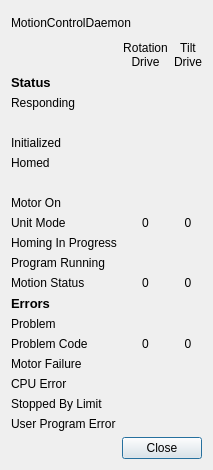
Qt form src/hcrgui/MotionControlDetails.ui (NCAR/HCR_instrument) before a commit.
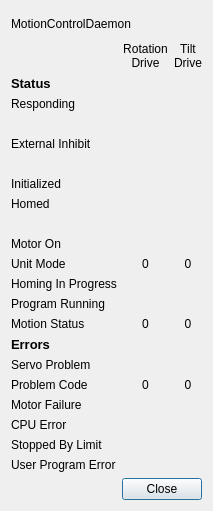
The same form after that commit. Icons and pictures are not drawn.

Commit message: Add monitoring of drive inhibit state to MotionControl.

The edit to the form file:
```diff
--- a/src/hcrgui/MotionControlDetails.ui
+++ b/src/hcrgui/MotionControlDetails.ui
@@ -7,7 +7,7 @@
     <x>0</x>
     <y>0</y>
     <width>211</width>
-    <height>470</height>
+    <height>511</height>
    </rect>
   </property>
   <property name="windowTitle">
@@ -102,14 +102,14 @@
         </property>
        </widget>
       </item>
-      <item row="4" column="0">
+      <item row="6" column="0">
        <widget class="QLabel" name="initializedLabel">
         <property name="text">
          <string>Initialized</string>
         </property>
        </widget>
       </item>
-      <item row="4" column="1">
+      <item row="6" column="1">
        <widget class="QLabel" name="rotMotorInitializedIcon">
         <property name="text">
          <string/>
@@ -122,7 +122,7 @@
         </property>
        </widget>
       </item>
-      <item row="4" column="2">
+      <item row="6" column="2">
        <widget class="QLabel" name="tiltMotorInitializedIcon">
         <property name="text">
          <string/>
@@ -135,14 +135,14 @@
         </property>
        </widget>
       </item>
-      <item row="5" column="0">
+      <item row="7" column="0">
        <widget class="QLabel" name="homedLabel">
         <property name="text">
          <string>Homed</string>
         </property>
        </widget>
       </item>
-      <item row="5" column="1">
+      <item row="7" column="1">
        <widget class="QLabel" name="rotMotorHomedIcon">
         <property name="text">
          <string/>
@@ -155,7 +155,7 @@
         </property>
        </widget>
       </item>
-      <item row="5" column="2">
+      <item row="7" column="2">
        <widget class="QLabel" name="tiltMotorHomedIcon">
         <property name="text">
          <string/>
@@ -168,21 +168,21 @@
         </property>
        </widget>
       </item>
-      <item row="6" column="0">
-       <widget class="QLabel" name="blankLabel2">
+      <item row="8" column="0">
+       <widget class="QLabel" name="blankLabel3">
         <property name="text">
          <string/>
         </property>
        </widget>
       </item>
-      <item row="7" column="0">
+      <item row="9" column="0">
        <widget class="QLabel" name="motorOnlabel">
         <property name="text">
          <string>Motor On</string>
         </property>
        </widget>
       </item>
-      <item row="7" column="1">
+      <item row="9" column="1">
        <widget class="QLabel" name="rotMotorOnIcon">
         <property name="text">
          <string/>
@@ -195,7 +195,7 @@
         </property>
        </widget>
       </item>
-      <item row="7" column="2">
+      <item row="9" column="2">
        <widget class="QLabel" name="tiltMotorOnIcon">
         <property name="text">
          <string/>
@@ -208,14 +208,14 @@
         </property>
        </widget>
       </item>
-      <item row="8" column="0">
+      <item row="10" column="0">
        <widget class="QLabel" name="unitModeLabel">
         <property name="text">
          <string>Unit Mode</string>
         </property>
        </widget>
       </item>
-      <item row="8" column="1">
+      <item row="10" column="1">
        <widget class="QLabel" name="rotUnitModeLabel">
         <property name="text">
          <string>0</string>
@@ -225,7 +225,7 @@
         </property>
        </widget>
       </item>
-      <item row="8" column="2">
+      <item row="10" column="2">
        <widget class="QLabel" name="tiltUnitModeLabel">
         <property name="text">
          <string>0</string>
@@ -235,14 +235,14 @@
         </property>
        </widget>
       </item>
-      <item row="9" column="0">
+      <item row="11" column="0">
        <widget class="QLabel" name="homingInProgressLabel">
         <property name="text">
          <string>Homing In Progress</string>
         </property>
        </widget>
       </item>
-      <item row="9" column="1">
+      <item row="11" column="1">
        <widget class="QLabel" name="rotMotorHomingIcon">
         <property name="text">
          <string/>
@@ -255,7 +255,7 @@
         </property>
        </widget>
       </item>
-      <item row="9" column="2">
+      <item row="11" column="2">
        <widget class="QLabel" name="tiltMotorHomingIcon">
         <property name="text">
          <string/>
@@ -268,14 +268,14 @@
         </property>
        </widget>
       </item>
-      <item row="10" column="0">
+      <item row="12" column="0">
        <widget class="QLabel" name="programRunningLabel">
         <property name="text">
          <string>Program Running</string>
         </property>
        </widget>
       </item>
-      <item row="10" column="1">
+      <item row="12" column="1">
        <widget class="QLabel" name="rotProgramRunningIcon">
         <property name="text">
          <string/>
@@ -288,7 +288,7 @@
         </property>
        </widget>
       </item>
-      <item row="10" column="2">
+      <item row="12" column="2">
        <widget class="QLabel" name="tiltProgramRunningIcon">
         <property name="text">
          <string/>
@@ -301,14 +301,14 @@
         </property>
        </widget>
       </item>
-      <item row="11" column="0">
+      <item row="13" column="0">
        <widget class="QLabel" name="motionStatusLabel">
         <property name="text">
          <string>Motion Status</string>
         </property>
        </widget>
       </item>
-      <item row="11" column="1">
+      <item row="13" column="1">
        <widget class="QLabel" name="rotMotionStatusLabel">
         <property name="text">
          <string>0</string>
@@ -318,7 +318,7 @@
         </property>
        </widget>
       </item>
-      <item row="11" column="2">
+      <item row="13" column="2">
        <widget class="QLabel" name="tiltMotionStatusLabel">
         <property name="text">
          <string>0</string>
@@ -328,7 +328,7 @@
         </property>
        </widget>
       </item>
-      <item row="12" column="0">
+      <item row="14" column="0">
        <widget class="QLabel" name="errorLabel">
         <property name="text">
          <string>&lt;!DOCTYPE HTML PUBLIC &quot;-//W3C//DTD HTML 4.0//EN&quot; &quot;http://www.w3.org/TR/REC-html40/strict.dtd&quot;&gt;
@@ -339,14 +339,14 @@
         </property>
        </widget>
       </item>
-      <item row="13" column="0">
+      <item row="16" column="0">
        <widget class="QLabel" name="problemLabel">
         <property name="text">
-         <string>Problem</string>
+         <string>Servo Problem</string>
         </property>
        </widget>
       </item>
-      <item row="13" column="1">
+      <item row="16" column="1">
        <widget class="QLabel" name="rotProblemIcon">
         <property name="text">
          <string/>
@@ -359,7 +359,7 @@
         </property>
        </widget>
       </item>
-      <item row="13" column="2">
+      <item row="16" column="2">
        <widget class="QLabel" name="tiltProblemIcon">
         <property name="text">
          <string/>
@@ -372,14 +372,14 @@
         </property>
        </widget>
       </item>
-      <item row="14" column="0">
+      <item row="17" column="0">
        <widget class="QLabel" name="problemCodeLabel">
         <property name="text">
          <string>Problem Code</string>
         </property>
        </widget>
       </item>
-      <item row="14" column="1">
+      <item row="17" column="1">
        <widget class="QLabel" name="rotProblemCodeLabel">
         <property name="text">
          <string>0</string>
@@ -389,7 +389,7 @@
         </property>
        </widget>
       </item>
-      <item row="14" column="2">
+      <item row="17" column="2">
        <widget class="QLabel" name="tiltProblemCodeLabel">
         <property name="text">
          <string>0</string>
@@ -399,14 +399,14 @@
         </property>
        </widget>
       </item>
-      <item row="15" column="0">
+      <item row="18" column="0">
        <widget class="QLabel" name="motorFailureLabel">
         <property name="text">
          <string>Motor Failure</string>
         </property>
        </widget>
       </item>
-      <item row="15" column="1">
+      <item row="18" column="1">
        <widget class="QLabel" name="rotMotorFailureIcon">
         <property name="text">
          <string/>
@@ -419,7 +419,7 @@
         </property>
        </widget>
       </item>
-      <item row="15" column="2">
+      <item row="18" column="2">
        <widget class="QLabel" name="tiltMotorFailureIcon">
         <property name="text">
          <string/>
@@ -432,14 +432,14 @@
         </property>
        </widget>
       </item>
-      <item row="16" column="0">
+      <item row="19" column="0">
        <widget class="QLabel" name="cpuErrorLabel">
         <property name="text">
          <string>CPU Error</string>
         </property>
        </widget>
       </item>
-      <item row="16" column="1">
+      <item row="19" column="1">
        <widget class="QLabel" name="rotCpuErrorIcon">
         <property name="text">
          <string/>
@@ -452,7 +452,7 @@
         </property>
        </widget>
       </item>
-      <item row="16" column="2">
+      <item row="19" column="2">
        <widget class="QLabel" name="tiltCpuErrorIcon">
         <property name="text">
          <string/>
@@ -465,14 +465,14 @@
         </property>
        </widget>
       </item>
-      <item row="17" column="0">
+      <item row="20" column="0">
        <widget class="QLabel" name="stoppedByLimitLabel">
         <property name="text">
          <string>Stopped By Limit</string>
         </property>
        </widget>
       </item>
-      <item row="17" column="1">
+      <item row="20" column="1">
        <widget class="QLabel" name="rotStoppedByLimitIcon">
         <property name="text">
          <string/>
@@ -485,7 +485,7 @@
         </property>
        </widget>
       </item>
-      <item row="17" column="2">
+      <item row="20" column="2">
        <widget class="QLabel" name="tiltStoppedByLimitIcon">
         <property name="text">
          <string/>
@@ -498,14 +498,14 @@
         </property>
        </widget>
       </item>
-      <item row="18" column="0">
+      <item row="21" column="0">
        <widget class="QLabel" name="programErrorLabel">
         <property name="text">
          <string>User Program Error</string>
         </property>
        </widget>
       </item>
-      <item row="18" column="1">
+      <item row="21" column="1">
        <widget class="QLabel" name="rotProgramErrorIcon">
         <property name="text">
          <string/>
@@ -518,7 +518,7 @@
         </property>
        </widget>
       </item>
-      <item row="18" column="2">
+      <item row="21" column="2">
        <widget class="QLabel" name="tiltProgramErrorIcon">
         <property name="text">
          <string/>
@@ -531,6 +531,46 @@
         </property>
        </widget>
       </item>
+      <item row="4" column="0">
+       <widget class="QLabel" name="externalInhibitLabel">
+        <property name="text">
+         <string>External Inhibit</string>
+        </property>
+       </widget>
+      </item>
+      <item row="4" column="1">
+       <widget class="QLabel" name="rotInhibitIcon">
+        <property name="text">
+         <string/>
+        </property>
+        <property name="pixmap">
+         <pixmap resource="HcrGuiMainWindow.qrc">:/greenLED_off.png</pixmap>
+        </property>
+        <property name="alignment">
+         <set>Qt::AlignCenter</set>
+        </property>
+       </widget>
+      </item>
+      <item row="4" column="2">
+       <widget class="QLabel" name="tiltInhibitIcon">
+        <property name="text">
+         <string/>
+        </property>
+        <property name="pixmap">
+         <pixmap resource="HcrGuiMainWindow.qrc">:/greenLED_off.png</pixmap>
+        </property>
+        <property name="alignment">
+         <set>Qt::AlignCenter</set>
+        </property>
+       </widget>
+      </item>
+      <item row="5" column="0">
+       <widget class="QLabel" name="blankLabel2">
+        <property name="text">
+         <string/>
+        </property>
+       </widget>
+      </item>
      </layout>
     </widget>
    </item>
```
Left out of the diff: 46 changed lines with no effect on the pictures. The commit also changes 5 other files.
